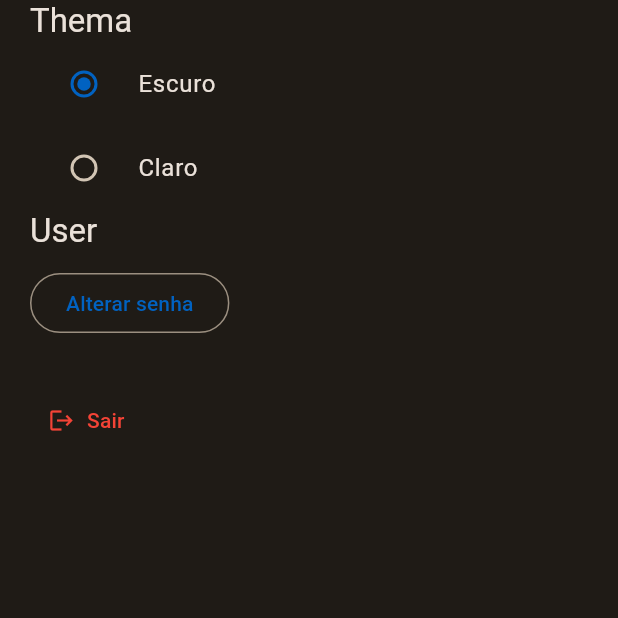
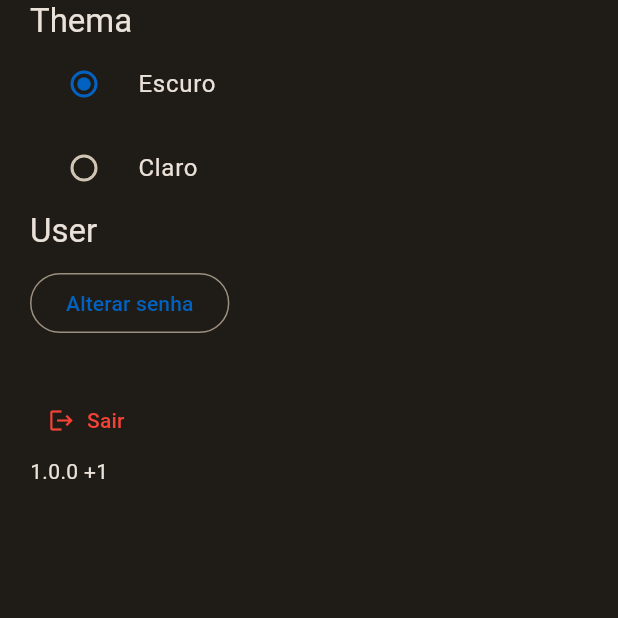
Before and after one commit to KallewMachado/control-data-front, a Flutter app: the ConfigurationsPage screen opened directly, on a phone screen of 412 x 824 dp, the top half of it. Run offline on Flutter 3.47's test engine with Material 3 defaults, Android fonts, the phone set to English and light mode, and no system bars; our stand-ins replace brasil_fields, connectivity_plus, flutter_dotenv, flutter_mobx, flutter_modular, hive_flutter and 5 more; accounts and stored records are empty; generated files the repository leaves out were written again.

Commit message:
feat: add appVersion

```diff
--- a/lib/app/modules/configurations/views/configurations_page.dart
+++ b/lib/app/modules/configurations/views/configurations_page.dart
@@ -107,6 +107,10 @@ class ConfigurationsPage extends StatelessWidget {
                     color: Colors.red,
                   ),
                 ),
+              ),
+              Align(
+                alignment: Alignment.bottomLeft,
+                child: Text(_appStore.appVersion),
               )
             ],
           ),
```
